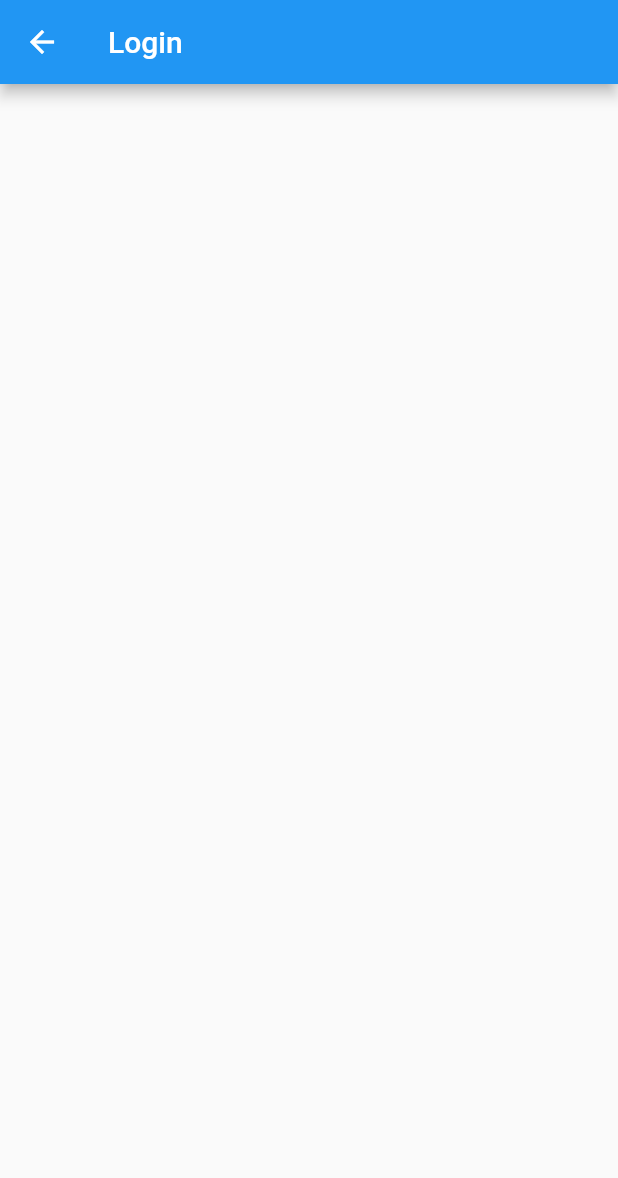
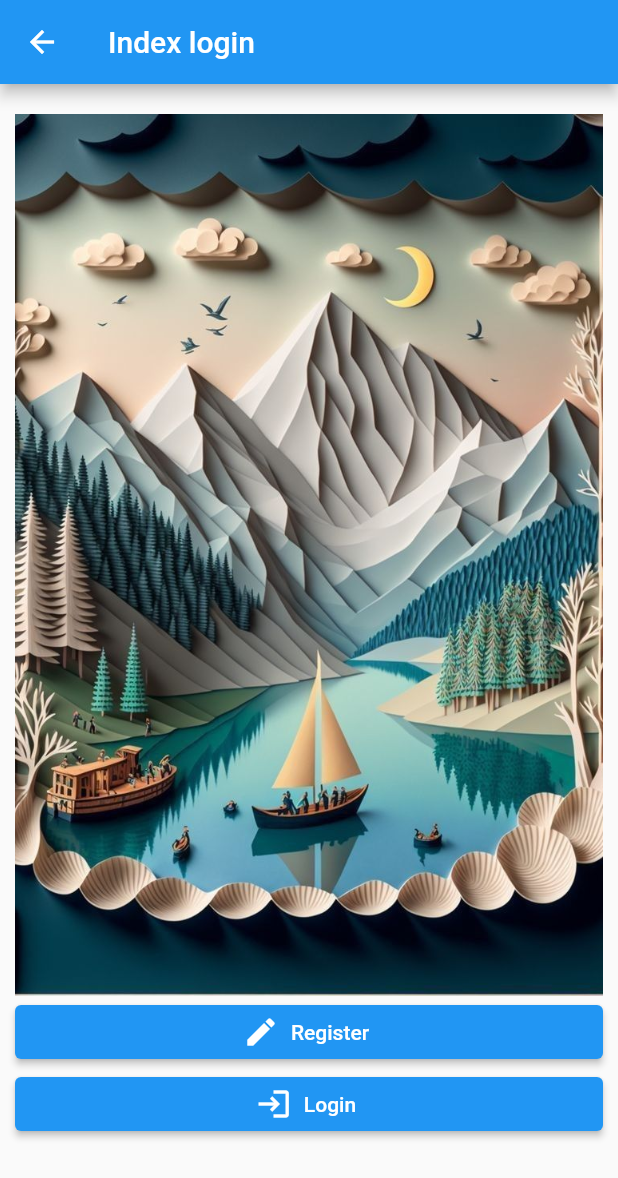
Before and after one commit to jarangit/learn-flutter-basic, a Flutter app: the screen it shows after launch, after a tap on "Login", on a phone screen of 412 x 824 dp. Shown: the top 1178 px of the screen. Run offline on Flutter 3.47's test engine with Material 2 defaults, Android fonts, the phone set to English and light mode, and no system bars.

Commit message:
feat: create page login and register

```diff
--- a/lib/main.dart
+++ b/lib/main.dart
@@ -67,7 +67,7 @@ class _MyHomePageState extends State<MyHomePage> {
   void initState() {
     super.initState();
     // Initialization tasks
-    onGetDataExChangeRate();
+    // onGetDataExChangeRate();
   }
 
   @override
@@ -103,24 +103,24 @@ class _MyHomePageState extends State<MyHomePage> {
           SizedBox(height: 16),
           ElevatedButton(onPressed: onClear, child: Text("clear")),
           MyCard(title: 'title'),
-          FutureBuilder<ExChangeRate>(
-              future: getExchange(),
-              builder: (context, snapshot) {
-                if (snapshot.connectionState == ConnectionState.done) {
-                  var res = snapshot.data;
-                  var rates = res?.rates;
-                  print({"this res ": snapshot.data});
+          // FutureBuilder<ExChangeRate>(
+          //     future: getExchange(),
+          //     builder: (context, snapshot) {
+          //       if (snapshot.connectionState == ConnectionState.done) {
+          //         var res = snapshot.data;
+          //         var rates = res?.rates;
+          //         print({"this res ": snapshot.data});
 
-                  return Padding(
-                    padding: EdgeInsets.all(8.0),
-                    child: Column(
-                      children: [Text("thb to usd = ${rates?["USD"]}")],
-                    ),
-                  );
-                } else {
-                  return LinearProgressIndicator();
-                }
-              }),
+          //         return Padding(
+          //           padding: EdgeInsets.all(8.0),
+          //           child: Column(
+          //             children: [Text("thb to usd = ${rates?["USD"]}")],
+          //           ),
+          //         );
+          //       } else {
+          //         return LinearProgressIndicator();
+          //       }
+          //     }),
           MyLogin(),
           Expanded(
               child: ListView.builder(
--- a/lib/myLogin.dart
+++ b/lib/myLogin.dart
@@ -1,5 +1,5 @@
 import 'package:flutter/material.dart';
-import 'package:my_app/screens/loginScreen.dart';
+import 'package:my_app/screens/indexLogin.dart';
 
 class MyLogin extends StatefulWidget {
   const MyLogin({super.key});
@@ -22,8 +22,8 @@ class _MyLoginState extends State<MyLogin> {
   Widget build(BuildContext context) {
     return ElevatedButton(
         onPressed: () {
-          Navigator.push(
-              context, MaterialPageRoute(builder: (context) => LoginScreen()));
+          Navigator.push(context,
+              MaterialPageRoute(builder: (context) => const IndexLogin()));
         },
         child: const Text("Login"));
   }
--- /dev/null
+++ b/lib/screens/indexLogin.dart
@@ -0,0 +1,52 @@
+import 'package:flutter/material.dart';
+import 'package:my_app/screens/login.dart';
+import 'package:my_app/screens/register.dart';
+
+class IndexLogin extends StatefulWidget {
+  const IndexLogin({super.key});
+
+  @override
+  State<IndexLogin> createState() => _IndexLoginState();
+}
+
+class _IndexLoginState extends State<IndexLogin> {
+  @override
+  Widget build(BuildContext context) {
+    return Scaffold(
+        appBar: (AppBar(
+          title: Text("Index login"),
+        )),
+        body: Padding(
+          padding: const EdgeInsets.fromLTRB(10, 20, 10, 0),
+          child: Column(
+            children: [
+              Image.asset("assets/images/image1.jpeg"),
+              SizedBox(
+                width: double.infinity,
+                child: ElevatedButton.icon(
+                  onPressed: () {
+                    Navigator.push(
+                        context,
+                        MaterialPageRoute(
+                            builder: (context) => RegisterScreen()));
+                  },
+                  icon: Icon(Icons.create),
+                  label: Text("Register"),
+                ),
+              ),
+              SizedBox(
+                width: double.infinity,
+                child: ElevatedButton.icon(
+                  onPressed: () {
+                    Navigator.push(context,
+                        MaterialPageRoute(builder: (context) => LoginScreen()));
+                  },
+                  icon: Icon(Icons.login),
+                  label: Text("Login"),
+                ),
+              ),
+            ],
+          ),
+        ));
+  }
+}
--- a/lib/screens/loginScreen.dart
+++ b/lib/screens/login.dart
@@ -11,9 +11,10 @@ class _LoginScreenState extends State<LoginScreen> {
   @override
   Widget build(BuildContext context) {
     return Scaffold(
-      appBar: (AppBar(
+      appBar: AppBar(
         title: Text("Login"),
-      )),
+      ),
+      body: Text("login"),
     );
   }
 }
```
Also changed, not shown: lib/screens/register.dart (added, +20 -0 lines).
